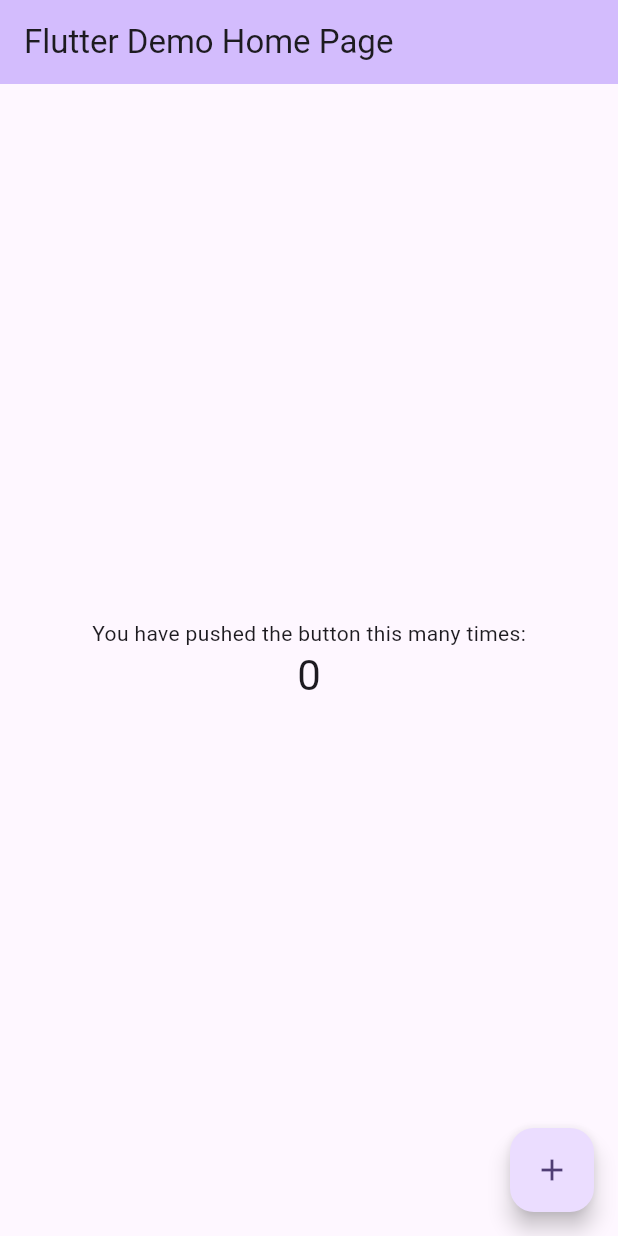
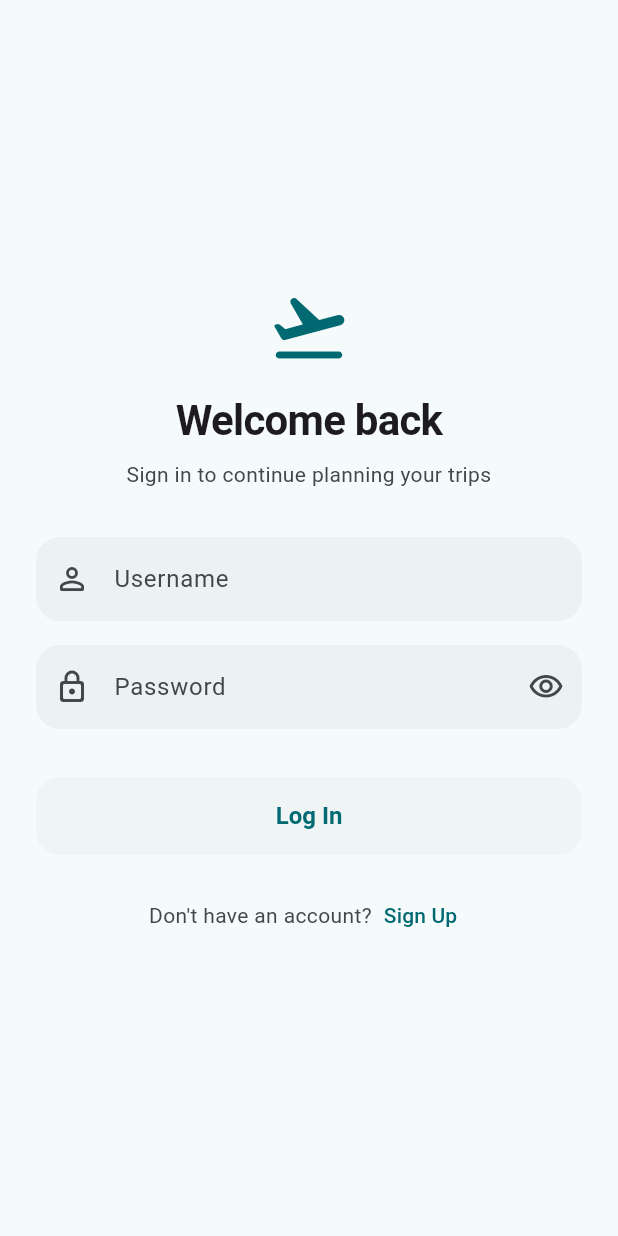
Before and after one commit to mtomasrequena/wander-spin, a Flutter app: the screen it shows after launch, on a phone screen of 412 x 824 dp. Run offline on Flutter 3.47's test engine with Material 3 defaults, Android fonts, the phone set to English and light mode, and no system bars; our stand-ins replace flutter_secure_storage.

Commit message:
feat(auth): integrate authentication UI, routing logic, and dependency injection

```diff
--- a/frontend/lib/main.dart
+++ b/frontend/lib/main.dart
@@ -1,122 +1,135 @@
+// main.dart
 import 'package:flutter/material.dart';
+import 'package:provider/provider.dart';
+
+import 'providers/auth_provider.dart';
+import 'screens/login_screen.dart';
+import 'screens/home_screen.dart';
 
 void main() {
-  runApp(const MyApp());
+  runApp(const WanderSpinApp());
 }
 
-class MyApp extends StatelessWidget {
-  const MyApp({super.key});
+class WanderSpinApp extends StatelessWidget {
+  const WanderSpinApp({super.key});
 
-  // This widget is the root of your application.
   @override
   Widget build(BuildContext context) {
-    return MaterialApp(
-      title: 'Flutter Demo',
-      theme: ThemeData(
-        // This is the theme of your application.
-        //
-        // TRY THIS: Try running your application with "flutter run". You'll see
-        // the application has a purple toolbar. Then, without quitting the app,
-        // try changing the seedColor in the colorScheme below to Colors.green
-        // and then invoke "hot reload" (save your changes or press the "hot
-        // reload" button in a Flutter-supported IDE, or press "r" if you used
-        // the command line to start the app).
-        //
-        // Notice that the counter didn't reset back to zero; the application
-        // state is not lost during the reload. To reset the state, use hot
-        // restart instead.
-        //
-        // This works for code too, not just values: Most code changes can be
-        // tested with just a hot reload.
-        colorScheme: .fromSeed(seedColor: Colors.deepPurple),
+    return MultiProvider(
+      providers: [
+        ChangeNotifierProvider(
+          create: (_) => AuthProvider()..restoreSession(),
+        ),
+      ],
+      child: MaterialApp(
+        title: 'WanderSpin',
+        debugShowCheckedModeBanner: false,
+        theme: _buildTheme(),
+        home: const AuthGate(),
       ),
-      home: const MyHomePage(title: 'Flutter Demo Home Page'),
+    );
+  }
+
+  ThemeData _buildTheme() {
+    final colorScheme = ColorScheme.fromSeed(
+      seedColor: const Color(0xFF2E6F76), // teal-adjacent, travel/ocean feel
+      brightness: Brightness.light,
+    );
+
+    final baseTextTheme = ThemeData(brightness: Brightness.light).textTheme;
+
+    return ThemeData(
+      useMaterial3: true,
+      colorScheme: colorScheme,
+      scaffoldBackgroundColor: colorScheme.surface,
+      textTheme: baseTextTheme.copyWith(
+        headlineMedium: baseTextTheme.headlineMedium?.copyWith(
+          fontWeight: FontWeight.w700,
+          letterSpacing: -0.5,
+        ),
+        titleLarge: baseTextTheme.titleLarge?.copyWith(
+          fontWeight: FontWeight.w600,
+        ),
+        bodyMedium: baseTextTheme.bodyMedium?.copyWith(
+          color: colorScheme.onSurfaceVariant,
+        ),
+      ),
+      inputDecorationTheme: InputDecorationTheme(
+        filled: true,
+        fillColor: colorScheme.surfaceContainerHighest.withValues(alpha: 0.4),
+        contentPadding: const EdgeInsets.symmetric(horizontal: 16, vertical: 16),
+        border: OutlineInputBorder(
+          borderRadius: BorderRadius.circular(16),
+          borderSide: BorderSide.none,
+        ),
+        enabledBorder: OutlineInputBorder(
+          borderRadius: BorderRadius.circular(16),
+          borderSide: BorderSide.none,
+        ),
+        focusedBorder: OutlineInputBorder(
+          borderRadius: BorderRadius.circular(16),
+          borderSide: BorderSide(color: colorScheme.primary, width: 2),
+        ),
+        errorBorder: OutlineInputBorder(
+          borderRadius: BorderRadius.circular(16),
+          borderSide: BorderSide(color: colorScheme.error, width: 1.5),
+        ),
+        focusedErrorBorder: OutlineInputBorder(
+          borderRadius: BorderRadius.circular(16),
+          borderSide: BorderSide(color: colorScheme.error, width: 2),
+        ),
+      ),
+      elevatedButtonTheme: ElevatedButtonThemeData(
+        style: ElevatedButton.styleFrom(
+          minimumSize: const Size.fromHeight(52),
+          padding: const EdgeInsets.symmetric(horizontal: 24, vertical: 16),
+          shape: RoundedRectangleBorder(
+            borderRadius: BorderRadius.circular(16),
+          ),
+          elevation: 0,
+          textStyle: const TextStyle(
+            fontSize: 16,
+            fontWeight: FontWeight.w600,
+          ),
+        ),
+      ),
+      textButtonTheme: TextButtonThemeData(
+        style: TextButton.styleFrom(
+          padding: const EdgeInsets.symmetric(horizontal: 8, vertical: 8),
+          shape: RoundedRectangleBorder(
+            borderRadius: BorderRadius.circular(12),
+          ),
+        ),
+      ),
+      snackBarTheme: SnackBarThemeData(
+        behavior: SnackBarBehavior.floating,
+        shape: RoundedRectangleBorder(
+          borderRadius: BorderRadius.circular(12),
+        ),
+        elevation: 4,
+        insetPadding: const EdgeInsets.all(16),
+      ),
     );
   }
 }
 
-class MyHomePage extends StatefulWidget {
-  const MyHomePage({super.key, required this.title});
-
-  // This widget is the home page of your application. It is stateful, meaning
-  // that it has a State object (defined below) that contains fields that affect
-  // how it looks.
-
-  // This class is the configuration for the state. It holds the values (in this
-  // case the title) provided by the parent (in this case the App widget) and
-  // used by the build method of the State. Fields in a Widget subclass are
-  // always marked "final".
-
-  final String title;
-
-  @override
-  State<MyHomePage> createState() => _MyHomePageState();
-}
-
-class _MyHomePageState extends State<MyHomePage> {
-  int _counter = 0;
-
-  void _incrementCounter() {
-    setState(() {
-      // This call to setState tells the Flutter framework that something has
-      // changed in this State, which causes it to rerun the build method below
-      // so that the display can reflect the updated values. If we changed
-      // _counter without calling setState(), then the build method would not be
-      // called again, and so nothing would appear to happen.
-      _counter++;
-    });
-  }
+/// Root-level conditional rendering based on authentication state.
+class AuthGate extends StatelessWidget {
+  const AuthGate({super.key});
 
   @override
   Widget build(BuildContext context) {
-    // This method is rerun every time setState is called, for instance as done
-    // by the _incrementCounter method above.
-    //
-    // The Flutter framework has been optimized to make rerunning build methods
-    // fast, so that you can just rebuild anything that needs updating rather
-    // than having to individually change instances of widgets.
-    return Scaffold(
-      appBar: AppBar(
-        // TRY THIS: Try changing the color here to a specific color (to
-        // Colors.amber, perhaps?) and trigger a hot reload to see the AppBar
-        // change color while the other colors stay the same.
-        backgroundColor: Theme.of(context).colorScheme.inversePrimary,
-        // Here we take the value from the MyHomePage object that was created by
-        // the App.build method, and use it to set our appbar title.
-        title: Text(widget.title),
-      ),
-      body: Center(
-        // Center is a layout widget. It takes a single child and positions it
-        // in the middle of the parent.
-        child: Column(
-          // Column is also a layout widget. It takes a list of children and
-          // arranges them vertically. By default, it sizes itself to fit its
-          // children horizontally, and tries to be as tall as its parent.
-          //
-          // Column has various properties to control how it sizes itself and
-          // how it positions its children. Here we use mainAxisAlignment to
-          // center the children vertically; the main axis here is the vertical
-          // axis because Columns are vertical (the cross axis would be
-          // horizontal).
-          //
-          // TRY THIS: Invoke "debug painting" (choose the "Toggle Debug Paint"
-          // action in the IDE, or press "p" in the console), to see the
-          // wireframe for each widget.
-          mainAxisAlignment: .center,
-          children: [
-            const Text('You have pushed the button this many times:'),
-            Text(
-              '$_counter',
-              style: Theme.of(context).textTheme.headlineMedium,
-            ),
-          ],
-        ),
-      ),
-      floatingActionButton: FloatingActionButton(
-        onPressed: _incrementCounter,
-        tooltip: 'Increment',
-        child: const Icon(Icons.add),
-      ),
-    );
+    final authStatus = context.watch<AuthProvider>().status;
+
+    switch (authStatus) {
+      case AuthStatus.authenticated:
+        return const HomeScreen();
+      case AuthStatus.unauthenticated:
+        return const LoginScreen();
+      case AuthStatus.unknown:
+        return const Scaffold(
+          body: Center(child: CircularProgressIndicator()),
+        );
+    }
   }
 }
--- /dev/null
+++ b/frontend/lib/screens/login_screen.dart
@@ -0,0 +1,184 @@
+// screens/login_screen.dart
+import 'package:flutter/material.dart';
+import 'package:provider/provider.dart';
+
+import '../providers/auth_provider.dart';
+import 'register_screen.dart';
+
+class LoginScreen extends StatefulWidget {
+  const LoginScreen({super.key});
+
+  @override
+  State<LoginScreen> createState() => _LoginScreenState();
+}
+
+class _LoginScreenState extends State<LoginScreen> {
+  final _formKey = GlobalKey<FormState>();
+  final _usernameController = TextEditingController();
+  final _passwordController = TextEditingController();
+
+  bool _obscurePassword = true;
+
+  @override
+  void dispose() {
+    _usernameController.dispose();
+    _passwordController.dispose();
+    super.dispose();
+  }
+
+  Future<void> _handleLogin() async {
+    if (!_formKey.currentState!.validate()) return;
+
+    final authProvider = context.read<AuthProvider>();
+    final success = await authProvider.login(
+      _usernameController.text.trim(),
+      _passwordController.text,
+    );
+
+    if (!mounted) return;
+
+    if (!success) {
+      _showErrorSnackBar(
+        authProvider.errorMessage ?? 'Unable to log in. Please try again.',
+      );
+    }
+  }
+
+  void _showErrorSnackBar(String message) {
+    ScaffoldMessenger.of(context)
+      ..hideCurrentSnackBar()
+      ..showSnackBar(
+        SnackBar(
+          content: Text(message),
+          backgroundColor: Theme.of(context).colorScheme.error,
+        ),
+      );
+  }
+
+  void _navigateToRegister() {
+    Navigator.of(context).push(
+      MaterialPageRoute(builder: (_) => const RegisterScreen()),
+    );
+  }
+
+  @override
+  Widget build(BuildContext context) {
+    final isLoading = context.watch<AuthProvider>().isLoading;
+    final theme = Theme.of(context);
+
+    return Scaffold(
+      body: SafeArea(
+        child: LayoutBuilder(
+          builder: (context, constraints) {
+            return SingleChildScrollView(
+              padding: const EdgeInsets.symmetric(horizontal: 24),
+              child: ConstrainedBox(
+                constraints: BoxConstraints(minHeight: constraints.maxHeight),
+                child: IntrinsicHeight(
+                  child: Form(
+                    key: _formKey,
+                    child: Column(
+                      crossAxisAlignment: CrossAxisAlignment.stretch,
+                      mainAxisAlignment: MainAxisAlignment.center,
+                      children: [
+                        Icon(
+                          Icons.flight_takeoff_rounded,
+                          size: 56,
+                          color: theme.colorScheme.primary,
+                        ),
+                        const SizedBox(height: 16),
+                        Text(
+                          'Welcome back',
+                          style: theme.textTheme.headlineMedium,
+                          textAlign: TextAlign.center,
+                        ),
+                        const SizedBox(height: 8),
+                        Text(
+                          'Sign in to continue planning your trips',
+                          style: theme.textTheme.bodyMedium,
+                          textAlign: TextAlign.center,
+                        ),
+                        const SizedBox(height: 32),
+                        TextFormField(
+                          controller: _usernameController,
+                          textInputAction: TextInputAction.next,
+                          decoration: const InputDecoration(
+                            labelText: 'Username',
+                            prefixIcon: Icon(Icons.person_outline_rounded),
+                          ),
+                          validator: (value) {
+                            if (value == null || value.trim().isEmpty) {
+                              return 'Please enter your username';
+                            }
+                            return null;
+                          },
+                        ),
+                        const SizedBox(height: 16),
+                        TextFormField(
+                          controller: _passwordController,
+                          obscureText: _obscurePassword,
+                          textInputAction: TextInputAction.done,
+                          onFieldSubmitted: (_) => _handleLogin(),
+                          decoration: InputDecoration(
+                            labelText: 'Password',
+                            prefixIcon: const Icon(Icons.lock_outline_rounded),
+                            suffixIcon: IconButton(
+                              icon: Icon(
+                                _obscurePassword
+                                    ? Icons.visibility_outlined
+                                    : Icons.visibility_off_outlined,
+                              ),
+                              onPressed: () {
+                                setState(() => _obscurePassword = !_obscurePassword);
+                              },
+                            ),
+                          ),
+                          validator: (value) {
+                            if (value == null || value.isEmpty) {
+                              return 'Please enter your password';
+                            }
+                            return null;
+                          },
+                        ),
+                        const SizedBox(height: 32),
+                        ElevatedButton(
+                          onPressed: isLoading ? null : _handleLogin,
+                          child: isLoading
+                              ? const SizedBox(
+                                  height: 22,
+                                  width: 22,
+                                  child: CircularProgressIndicator(
+                                    strokeWidth: 2.5,
+                                    valueColor: AlwaysStoppedAnimation<Color>(
+                                      Colors.white,
+                                    ),
+                                  ),
+                                )
+                              : const Text('Log In'),
+                        ),
+                        const SizedBox(height: 16),
+                        Row(
+                          mainAxisAlignment: MainAxisAlignment.center,
+                          children: [
+                            Text(
+                              "Don't have an account?",
+                              style: theme.textTheme.bodyMedium,
+                            ),
+                            TextButton(
+                              onPressed: isLoading ? null : _navigateToRegister,
+                              child: const Text('Sign Up'),
+                            ),
+                          ],
+                        ),
+                      ],
+                    ),
+                  ),
+                ),
+              ),
+            );
+          },
+        ),
+      ),
+    );
+  }
+}
```
Also changed, not shown: frontend/lib/screens/home_screen.dart (added, +27 -0 lines), frontend/lib/screens/register_screen.dart (added, +232 -0 lines), 1 other file.
